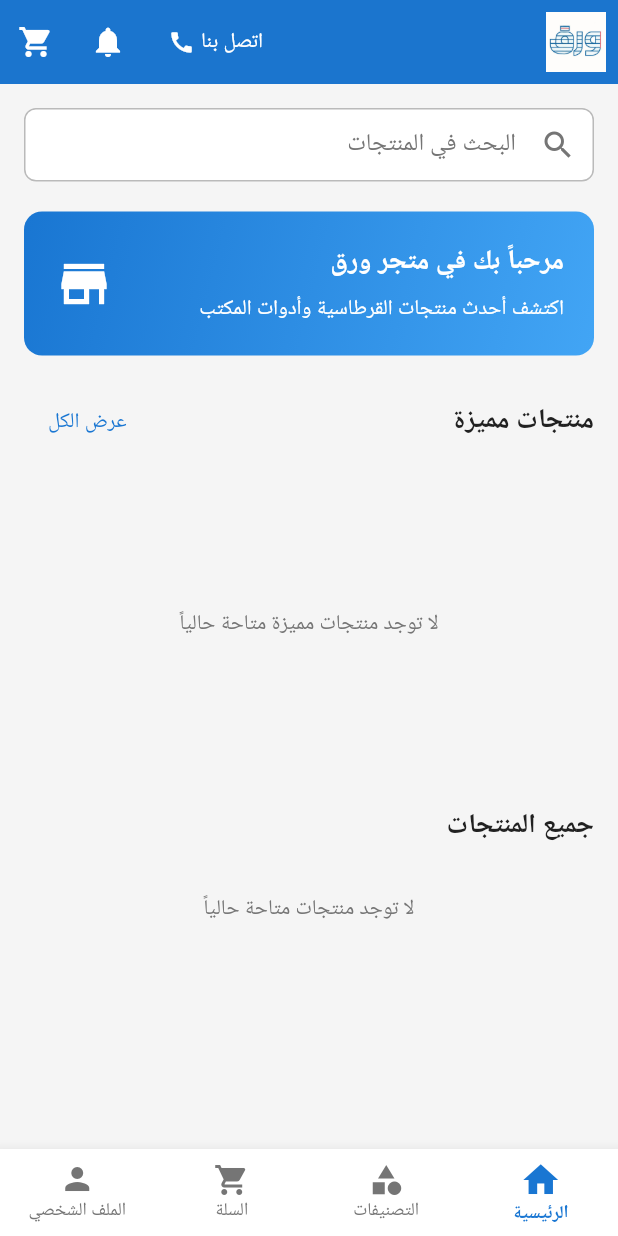
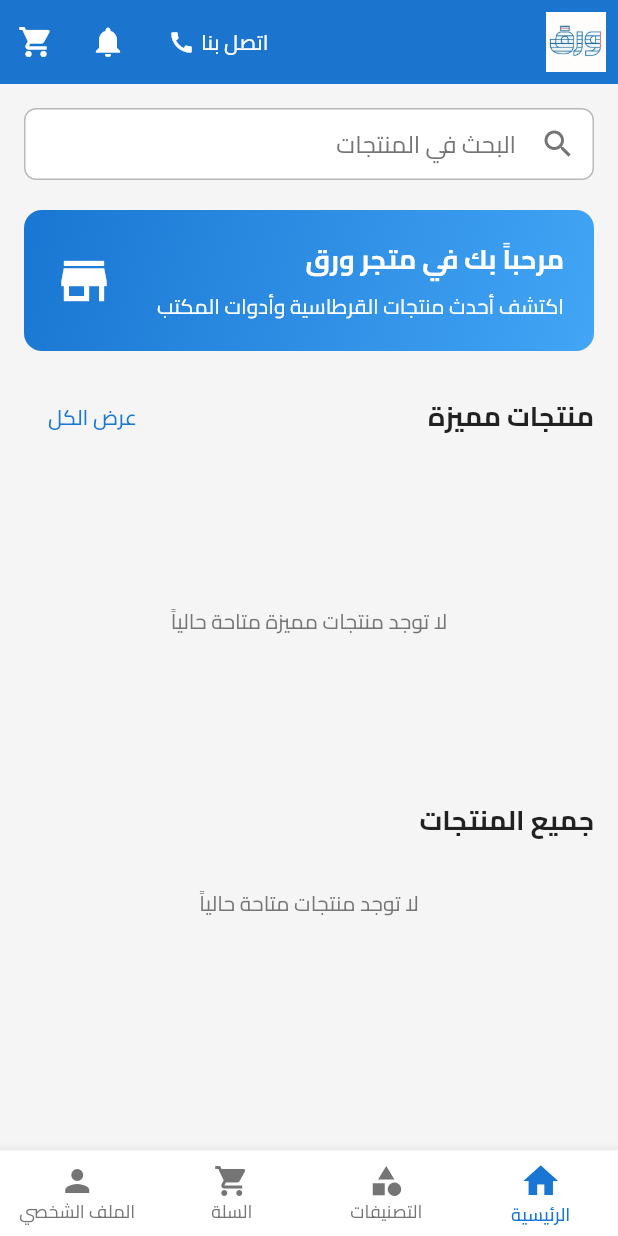
Before and after one commit to aalitariq44/paper-shop, a Flutter app: the screen it shows after launch, on a phone screen of 412 x 824 dp. Run offline on Flutter 3.47's test engine with Material 3 defaults, Android fonts, the phone set to English and light mode, and no system bars; our stand-ins replace cloud_firestore, firebase_auth, firebase_core, google_sign_in, shared_preferences; accounts and stored records are empty.

Commit message:
تغير خطوط التطبيق

```diff
--- a/lib/app.dart
+++ b/lib/app.dart
@@ -105,6 +105,7 @@ class PaperShopApp extends StatelessWidget {
           fontSize: 20,
           fontWeight: FontWeight.w600,
           color: AppColors.textLight,
+          fontFamily: 'Cairo',
         ),
         iconTheme: IconThemeData(color: AppColors.textLight),
       ),
@@ -117,7 +118,11 @@ class PaperShopApp extends StatelessWidget {
           elevation: 2,
           padding: const EdgeInsets.symmetric(horizontal: 24, vertical: 12),
           shape: RoundedRectangleBorder(borderRadius: BorderRadius.circular(8)),
-          textStyle: const TextStyle(fontSize: 16, fontWeight: FontWeight.w600),
+          textStyle: const TextStyle(
+            fontSize: 16,
+            fontWeight: FontWeight.w600,
+            fontFamily: 'Cairo',
+          ),
         ),
       ),
 
@@ -126,7 +131,11 @@ class PaperShopApp extends StatelessWidget {
         style: TextButton.styleFrom(
           foregroundColor: AppColors.primaryColor,
           padding: const EdgeInsets.symmetric(horizontal: 16, vertical: 8),
-          textStyle: const TextStyle(fontSize: 14, fontWeight: FontWeight.w500),
+          textStyle: const TextStyle(
+            fontSize: 14,
+            fontWeight: FontWeight.w500,
+            fontFamily: 'Cairo',
+          ),
         ),
       ),
 
@@ -166,8 +175,14 @@ class PaperShopApp extends StatelessWidget {
           horizontal: 16,
           vertical: 12,
         ),
-        labelStyle: const TextStyle(color: AppColors.textSecondary),
-        hintStyle: const TextStyle(color: AppColors.textSecondary),
+        labelStyle: const TextStyle(
+          color: AppColors.textSecondary,
+          fontFamily: 'Cairo',
+        ),
+        hintStyle: const TextStyle(
+          color: AppColors.textSecondary,
+          fontFamily: 'Cairo',
+        ),
       ),
 
       // سمة النصوص
@@ -176,46 +191,55 @@ class PaperShopApp extends StatelessWidget {
           fontSize: 32,
           fontWeight: FontWeight.bold,
           color: AppColors.textPrimary,
+          fontFamily: 'Cairo',
         ),
         displayMedium: TextStyle(
           fontSize: 28,
           fontWeight: FontWeight.w600,
           color: AppColors.textPrimary,
+          fontFamily: 'Cairo',
         ),
         displaySmall: TextStyle(
           fontSize: 24,
           fontWeight: FontWeight.w600,
           color: AppColors.textPrimary,
+          fontFamily: 'Cairo',
         ),
         headlineMedium: TextStyle(
           fontSize: 20,
           fontWeight: FontWeight.w600,
           color: AppColors.textPrimary,
+          fontFamily: 'Cairo',
         ),
         titleLarge: TextStyle(
           fontSize: 18,
           fontWeight: FontWeight.w600,
           color: AppColors.textPrimary,
+          fontFamily: 'Cairo',
         ),
         titleMedium: TextStyle(
           fontSize: 16,
           fontWeight: FontWeight.w500,
           color: AppColors.textPrimary,
+          fontFamily: 'Cairo',
         ),
         bodyLarge: TextStyle(
           fontSize: 16,
           fontWeight: FontWeight.normal,
           color: AppColors.textPrimary,
+          fontFamily: 'Cairo',
         ),
         bodyMedium: TextStyle(
           fontSize: 14,
           fontWeight: FontWeight.normal,
           color: AppColors.textPrimary,
+          fontFamily: 'Cairo',
         ),
         bodySmall: TextStyle(
           fontSize: 12,
           fontWeight: FontWeight.normal,
           color: AppColors.textSecondary,
+          fontFamily: 'Cairo',
         ),
       ),
 
@@ -242,10 +266,12 @@ class PaperShopApp extends StatelessWidget {
         selectedLabelStyle: TextStyle(
           fontSize: 12,
           fontWeight: FontWeight.w600,
+          fontFamily: 'Cairo',
         ),
         unselectedLabelStyle: TextStyle(
           fontSize: 12,
           fontWeight: FontWeight.normal,
+          fontFamily: 'Cairo',
         ),
         type: BottomNavigationBarType.fixed,
         elevation: 8,
@@ -355,7 +381,12 @@ class _NotFoundScreen extends StatelessWidget {
   @override
   Widget build(BuildContext context) {
     return Scaffold(
-      appBar: AppBar(title: const Text('صفحة غير موجودة')),
+      appBar: AppBar(
+        title: const Text(
+          'صفحة غير موجودة',
+          style: TextStyle(fontFamily: 'Cairo'),
+        ),
+      ),
       body: const Center(
         child: Column(
           mainAxisAlignment: MainAxisAlignment.center,
@@ -368,12 +399,17 @@ class _NotFoundScreen extends StatelessWidget {
                 fontSize: 18,
                 fontWeight: FontWeight.w600,
                 color: AppColors.textPrimary,
+                fontFamily: 'Cairo',
               ),
             ),
             SizedBox(height: 8),
             Text(
               'لم نتمكن من العثور على الصفحة المطلوبة',
-              style: TextStyle(fontSize: 14, color: AppColors.textSecondary),
+              style: TextStyle(
+                fontSize: 14,
+                color: AppColors.textSecondary,
+                fontFamily: 'Cairo',
+              ),
               textAlign: TextAlign.center,
             ),
           ],
```
Also changed, not shown: lib/main.dart (+11 -2 lines), pubspec.yaml (+18 -11 lines), assets/fonts/Cairo-Black.ttf (added), assets/fonts/Cairo-Bold.ttf (added), assets/fonts/Cairo-ExtraBold.ttf (added), assets/fonts/Cairo-ExtraLight.ttf (added), assets/fonts/Cairo-Light.ttf (added), assets/fonts/Cairo-Medium.ttf (added), assets/fonts/Cairo-Regular.ttf (added), assets/fonts/Cairo-SemiBold.ttf (added).
